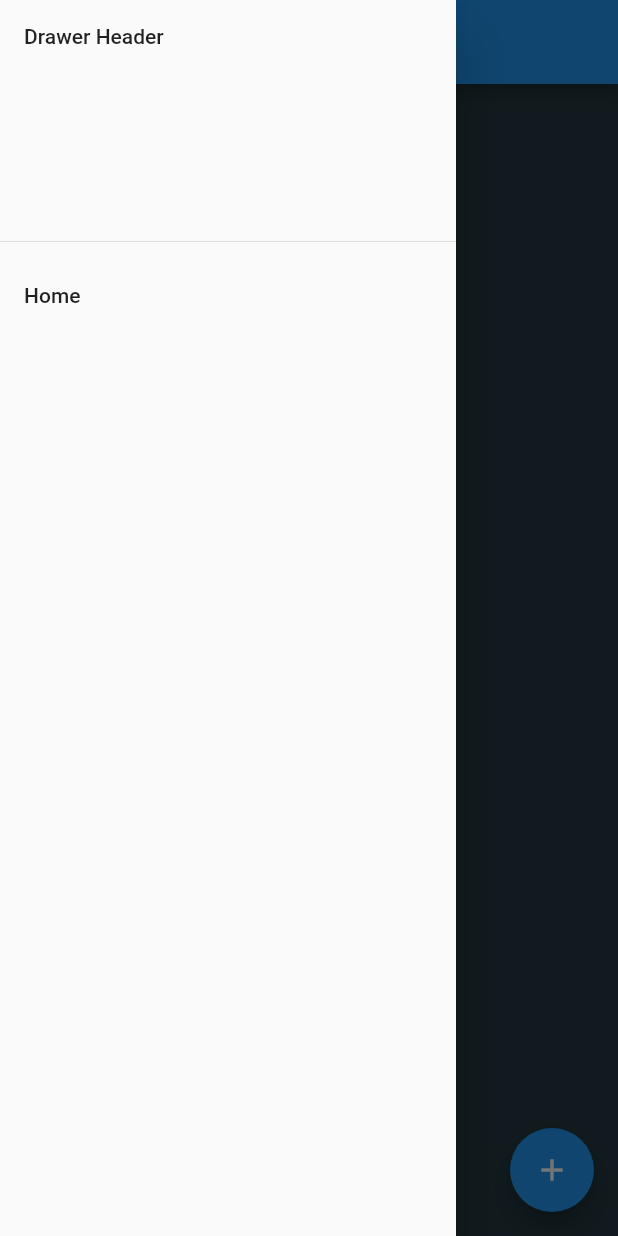
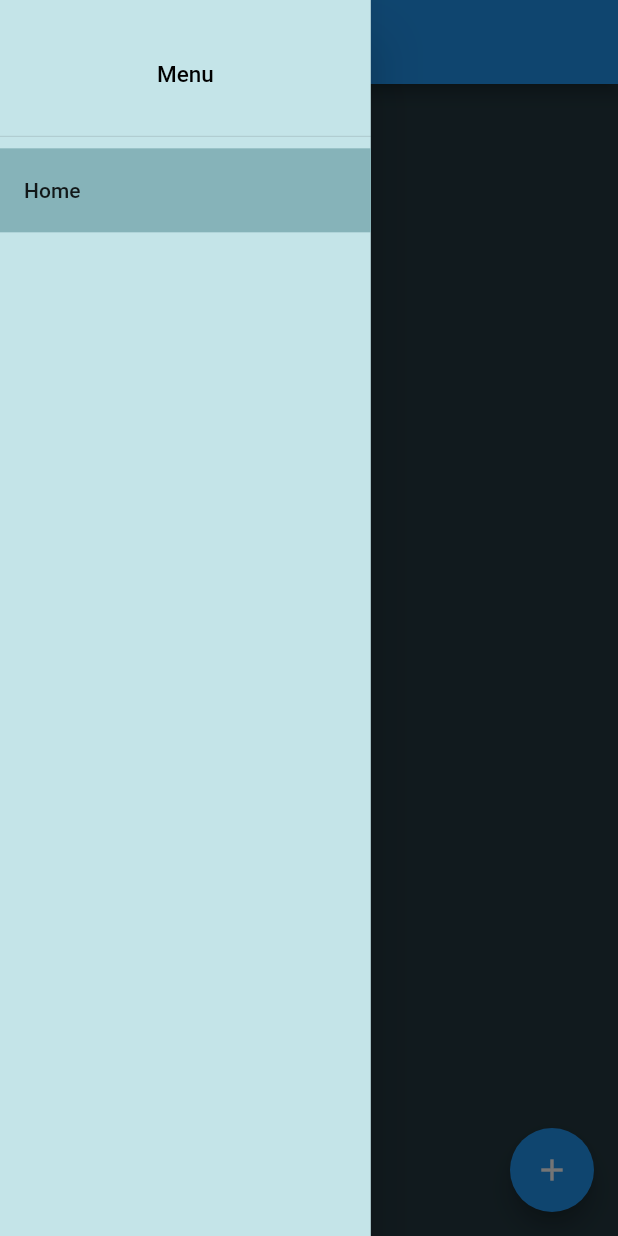
Before and after one commit to tuimac/pwd-manager, a Flutter app: the screen it shows after launch, with the side drawer open, on a phone screen of 412 x 824 dp. Run offline on Flutter 3.47's test engine with Material 2 defaults, Android fonts, the phone set to English and light mode, and no system bars; our stand-ins replace go_router, loading_animation_widget.

Commit message:
customize drawer

```diff
--- a/src/lib/widgets/listPassword/mainWidget.dart
+++ b/src/lib/widgets/listPassword/mainWidget.dart
@@ -117,17 +117,28 @@ class _ListItemsState extends State<ListItems> {
                 .then((value) => reloadList());
           },
         ),
-        drawer: Drawer(
-            child: ListView(padding: EdgeInsets.zero, children: [
-          const DrawerHeader(
-            child: Text('Drawer Header'),
-          ),
-          ListTile(
-            title: const Text('Home'),
-            onTap: () {},
-          )
-        ])));
+        drawer: Theme(
+            data: Theme.of(context).copyWith(
+              canvasColor: const Color.fromARGB(255, 196, 228, 232),
+            ),
+            child: Drawer(
+                width: uiWidth * 0.6,
+                child: ListView(padding: EdgeInsets.zero, children: [
+                  SizedBox(
+                    height: uiHeight * 0.12,
+                    child: const DrawerHeader(
+                      child: Center(
+                          child: Text('Menu',
+                              style: TextStyle(
+                                  fontSize: 15, color: Colors.black))),
+                    ),
+                  ),
+                  Container(
+                      color: const Color.fromARGB(255, 134, 179, 185),
+                      child: ListTile(
+                        title: const Text('Home'),
+                        onTap: () {},
+                      ))
+                ]))));
   }
 }
-
-mixin passData {}
```
